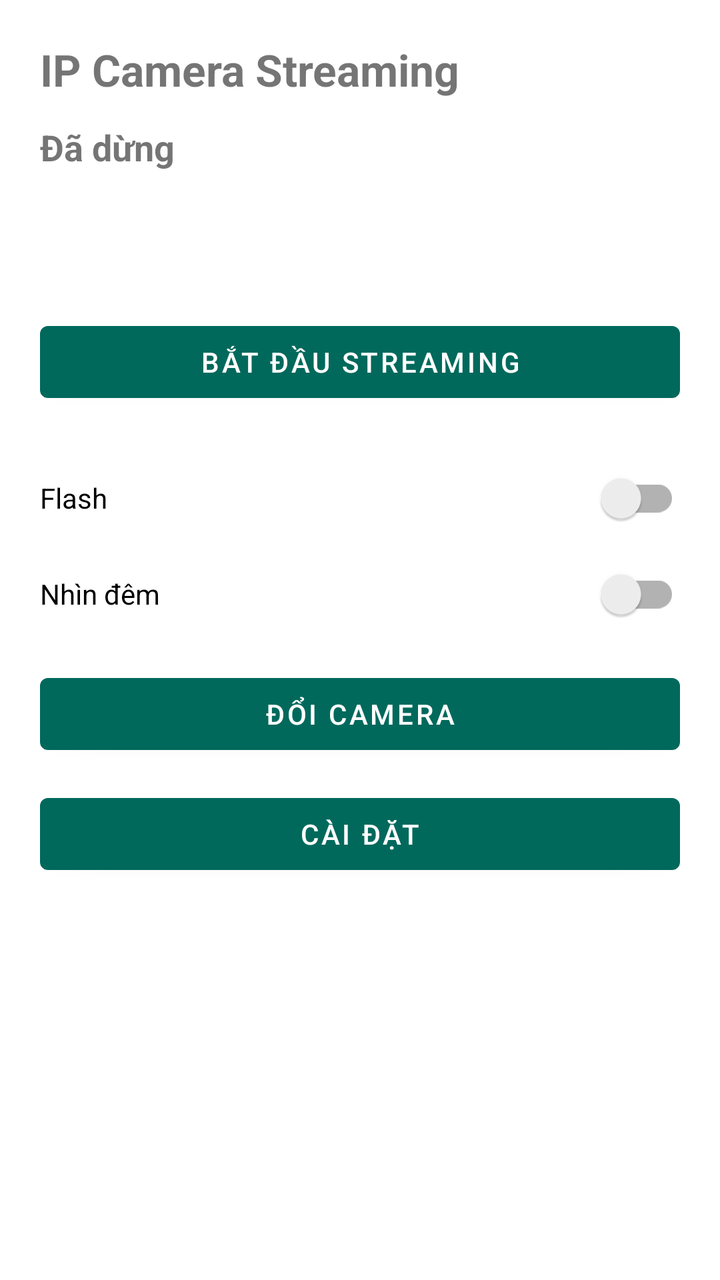
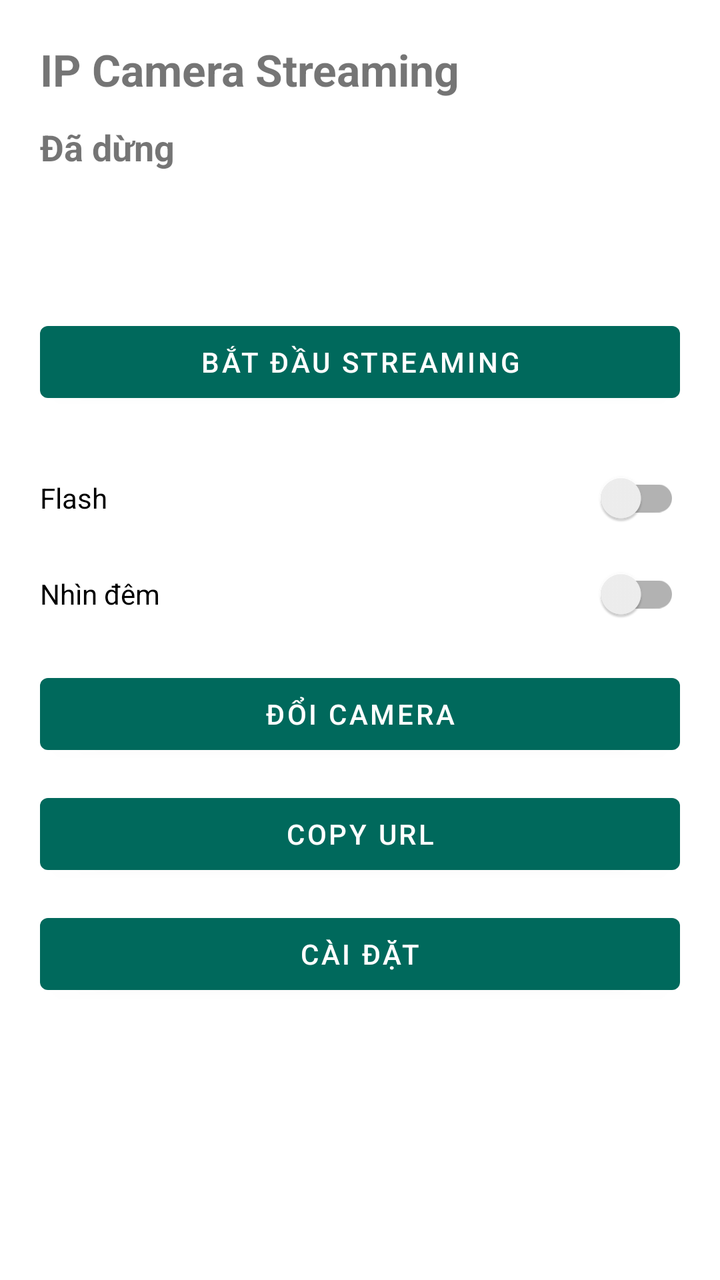

Before-and-after screenshots of an Android layout around one commit, followed by the original layout XML and the change that was made.
<!-- AndroidManifest.xml: application theme Theme.IpCamera -->
<!-- res/layout/activity_main.xml -->
<?xml version="1.0" encoding="utf-8"?>
<ScrollView xmlns:android="http://schemas.android.com/apk/res/android"
    android:layout_width="match_parent"
    android:layout_height="match_parent"
    android:fillViewport="true">

    <LinearLayout
        android:layout_width="match_parent"
        android:layout_height="wrap_content"
        android:orientation="vertical"
        android:padding="20dp">

        <TextView
            android:layout_width="wrap_content"
            android:layout_height="wrap_content"
            android:layout_marginBottom="12dp"
            android:text="@string/main_title"
            android:textSize="22sp"
            android:textStyle="bold" />

        <TextView
            android:id="@+id/tvStatus"
            android:layout_width="wrap_content"
            android:layout_height="wrap_content"
            android:text="@string/status_stopped"
            android:textSize="18sp"
            android:textStyle="bold" />

        <TextView
            android:id="@+id/tvAddress"
            android:layout_width="wrap_content"
            android:layout_height="wrap_content"
            android:layout_marginTop="4dp"
            android:text=""
            android:textSize="16sp" />

        <TextView
            android:id="@+id/tvClients"
            android:layout_width="wrap_content"
            android:layout_height="wrap_content"
            android:layout_marginTop="4dp"
            android:text=""
            android:textSize="16sp" />

        <Button
            android:id="@+id/btnToggle"
            android:layout_width="match_parent"
            android:layout_height="wrap_content"
            android:layout_marginTop="20dp"
            android:text="@string/start_streaming" />

        <androidx.appcompat.widget.SwitchCompat
            android:id="@+id/swFlash"
            android:layout_width="match_parent"
            android:layout_height="wrap_content"
            android:layout_marginTop="20dp"
            android:minHeight="48dp"
            android:text="@string/toggle_flash" />

        <androidx.appcompat.widget.SwitchCompat
            android:id="@+id/swNight"
            android:layout_width="match_parent"
            android:layout_height="wrap_content"
            android:minHeight="48dp"
            android:text="@string/toggle_night" />

        <Button
            android:id="@+id/btnSwitchCamera"
            android:layout_width="match_parent"
            android:layout_height="wrap_content"
            android:layout_marginTop="12dp"
            android:text="@string/switch_camera" />

        <Button
            android:id="@+id/btnSettings"
            android:layout_width="match_parent"
            android:layout_height="wrap_content"
            android:layout_marginTop="12dp"
            android:text="@string/settings" />
    </LinearLayout>
</ScrollView>
<!-- resources referenced by this layout -->
<resources>
  <string name="main_title">IP Camera Streaming</string>
  <string name="settings">Cài đặt</string>
  <string name="start_streaming">Bắt đầu streaming</string>
  <string name="status_stopped">Đã dừng</string>
  <string name="switch_camera">Đổi camera</string>
  <string name="toggle_flash">Flash</string>
  <string name="toggle_night">Nhìn đêm</string>
  <style name="Theme.IpCamera" parent="Theme.MaterialComponents.DayNight.NoActionBar">
          <item name="colorPrimary">@color/primary</item>
          <item name="colorPrimaryVariant">@color/primary_dark</item>
          <item name="colorSecondary">@color/accent</item>
      </style>
  <color name="primary">#FF00695C</color>
  <color name="primary_dark">#FF004D40</color>
  <color name="accent">#FFFFC107</color>
</resources>

<!-- the commit's change to res/layout/activity_main.xml (unified diff, before → after) -->
@@ -72,6 +72,13 @@
             android:text="@string/switch_camera" />
 
         <Button
+            android:id="@+id/btnCopyUrl"
+            android:layout_width="match_parent"
+            android:layout_height="wrap_content"
+            android:layout_marginTop="12dp"
+            android:text="Copy URL" />
+
+        <Button
             android:id="@+id/btnSettings"
             android:layout_width="match_parent"
             android:layout_height="wrap_content"
